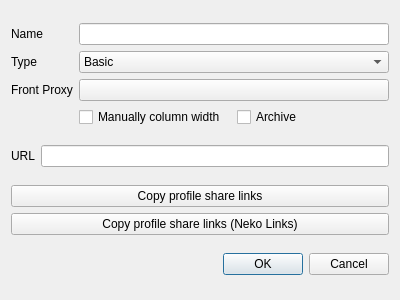
Old version of the form ui/edit/dialog_edit_group.ui in the repository MatsuriDayo/nekoray.
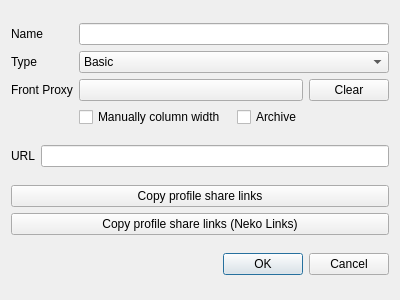
New version of the form. Custom widgets are drawn as their Qt base class.

Commit message: add front_proxy_clear button

Patch:
```diff
--- a/ui/edit/dialog_edit_group.ui
+++ b/ui/edit/dialog_edit_group.ui
@@ -84,13 +84,6 @@
         </item>
        </widget>
       </item>
-      <item row="2" column="1">
-       <widget class="QPushButton" name="front_proxy">
-        <property name="text">
-         <string notr="true"/>
-        </property>
-       </widget>
-      </item>
       <item row="2" column="0">
        <widget class="QLabel" name="front_proxy_l">
         <property name="text">
@@ -98,6 +91,30 @@
         </property>
        </widget>
       </item>
+      <item row="2" column="1">
+       <layout class="QHBoxLayout" name="horizontalLayout">
+        <item>
+         <widget class="QPushButton" name="front_proxy">
+          <property name="text">
+           <string notr="true"/>
+          </property>
+         </widget>
+        </item>
+        <item>
+         <widget class="QPushButton" name="front_proxy_clear">
+          <property name="sizePolicy">
+           <sizepolicy hsizetype="Maximum" vsizetype="Fixed">
+            <horstretch>0</horstretch>
+            <verstretch>0</verstretch>
+           </sizepolicy>
+          </property>
+          <property name="text">
+           <string>Clear</string>
+          </property>
+         </widget>
+        </item>
+       </layout>
+      </item>
      </layout>
     </widget>
    </item>
```
Left out of the diff: 11 changed lines with no effect on the pictures. The commit also changes 3 other files.
